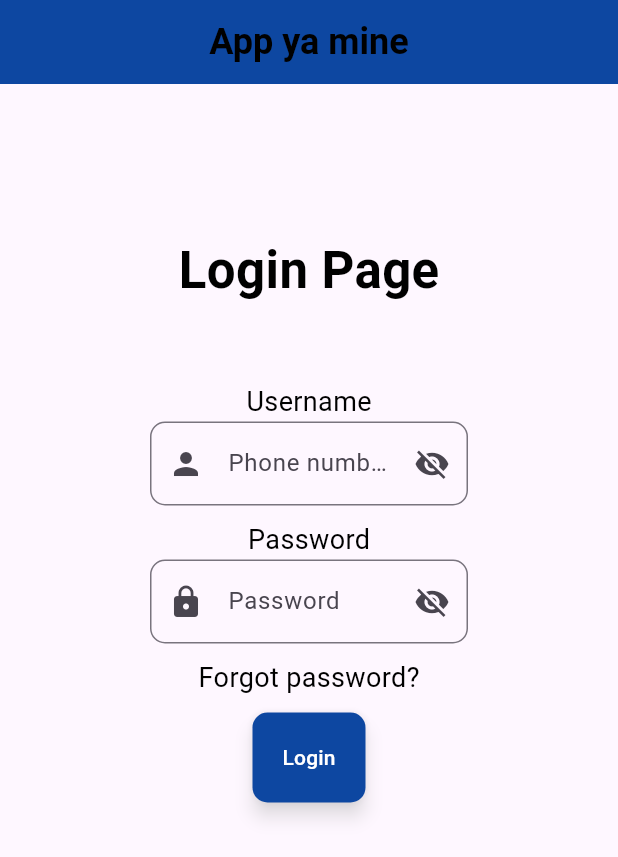
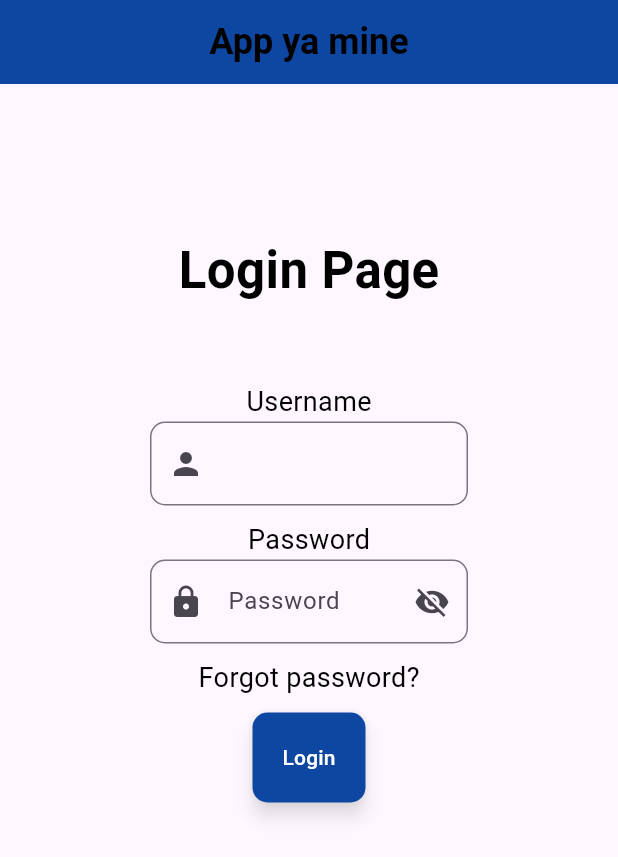
Before and after one commit to eiidoubleyuwes/nimeku-dart-a, a Flutter app: the screen it shows after launch, on a phone screen of 412 x 824 dp. Shown: the top 857 px of the screen. Run offline on Flutter 3.47's test engine with Material 3 defaults, Android fonts, the phone set to English and light mode, and no system bars.

Commit message:
Feat:USed containers
Apparently containers are good when you need to call a widget but you dont know what is going on

```diff
--- a/myapp_flutter/lib/main.dart
+++ b/myapp_flutter/lib/main.dart
@@ -62,6 +62,7 @@
                 hint: "Password",
                 icon: Icons.lock,
                 hideText: true,
+                ispassword: true,
               ),
             SizedBox(
                 height: 10.0,
--- a/myapp_flutter/lib/views/customcontroller.dart
+++ b/myapp_flutter/lib/views/customcontroller.dart
@@ -5,6 +5,7 @@
   final String? hint;
   final IconData? icon;
   final bool? hideText;
+  final bool ispassword;
   const CustomTextWidget(
     String s, {
     super.key,
@@ -12,6 +13,7 @@
     this.hint,
     this.icon,
     this.hideText = false,
+    this.ispassword = false,
   });
 
   @override
@@ -23,7 +25,7 @@
         ),
         hintText: hint,
         prefixIcon: Icon(icon),
-        suffixIcon: Icon(Icons.visibility_off),
+        suffixIcon: ispassword? Icon(Icons.visibility_off): Container(),
       ),
       controller: TextEditingController(),
       obscureText: hideText!,
```
